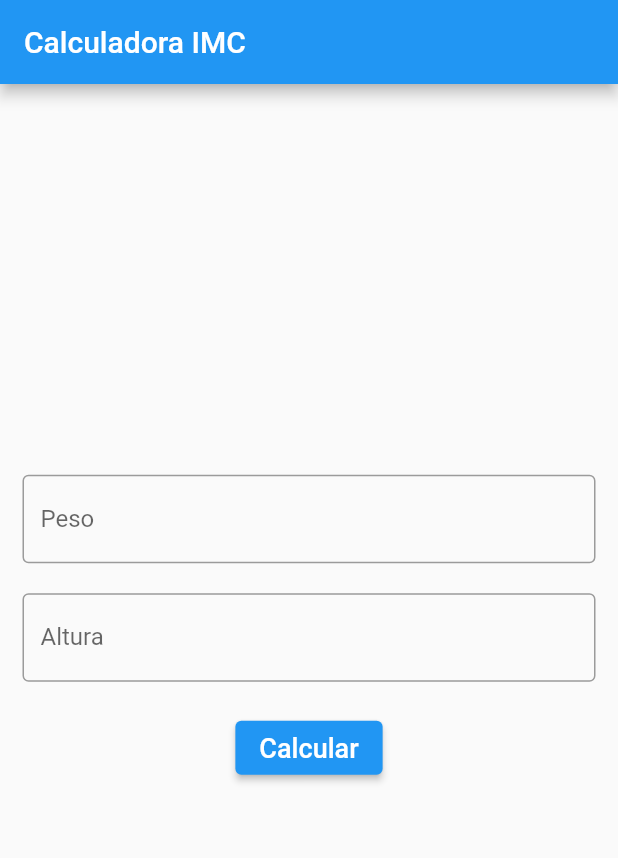
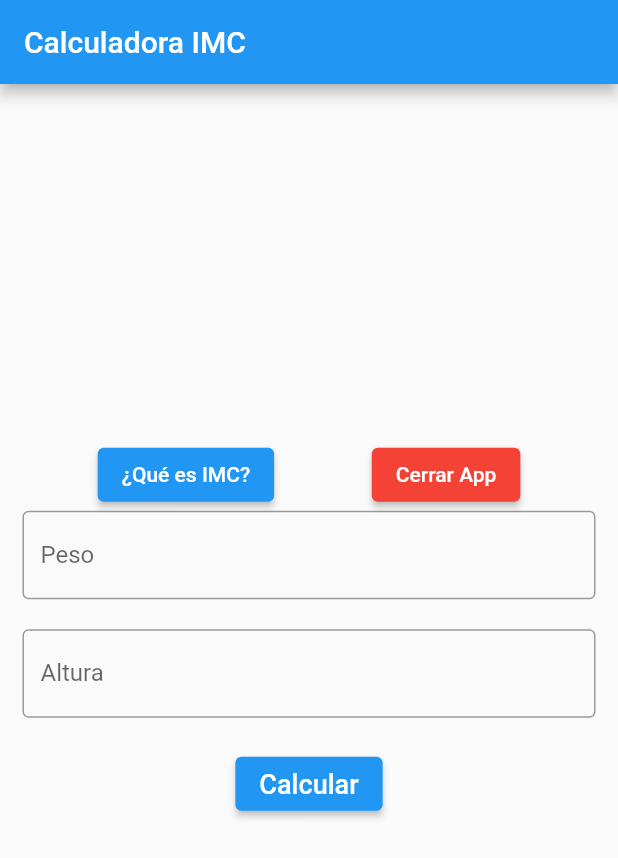
Before and after one commit to keres101/taller1_2, a Flutter app: the screen it shows after launch, on a phone screen of 412 x 824 dp. Shown: the top 858 px of the screen. Run offline on Flutter 3.47's test engine with Material 2 defaults, Android fonts, the phone set to English and light mode, and no system bars.

Commit message:
navigacion y cerrar app

```diff
--- a/lib/calculator_imc.dart
+++ b/lib/calculator_imc.dart
@@ -1,4 +1,6 @@
 import 'package:flutter/material.dart';
+import 'package:flutter/services.dart';
+import 'package:taller1_2/views.dart';
 
 class CalculatorIMC extends StatefulWidget {
   const CalculatorIMC({super.key});
@@ -33,6 +35,30 @@ class _CalculatorIMCState extends State<CalculatorIMC> {
     }
   }
 
+  Row buttonsNav() {
+    return Row(
+      mainAxisAlignment: MainAxisAlignment.spaceEvenly,
+      children: [
+        ElevatedButton(
+          onPressed: () {
+            Navigator.push(context,
+                MaterialPageRoute(builder: (context) => const Pagina1()));
+          },
+          child: const Text('¿Qué es IMC?'),
+        ),
+        ElevatedButton(
+          style: ButtonStyle(
+            backgroundColor: MaterialStateProperty.all(Colors.red),
+          ),
+          onPressed: () {
+            SystemNavigator.pop();
+          },
+          child: const Text('Cerrar App'),
+        ),
+      ],
+    );
+  }
+
   @override
   Widget build(BuildContext context) {
     return Scaffold(
@@ -43,6 +69,7 @@ class _CalculatorIMCState extends State<CalculatorIMC> {
         child: Column(
           mainAxisAlignment: MainAxisAlignment.center,
           children: [
+            buttonsNav(),
             Container(
               margin: const EdgeInsets.only(
                 bottom: 20,
```
Also changed, not shown: lib/views.dart (added, +91 -0 lines).
